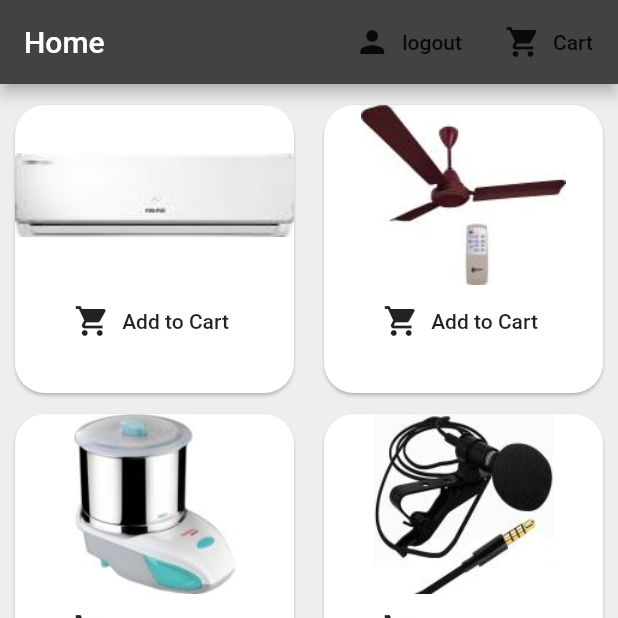
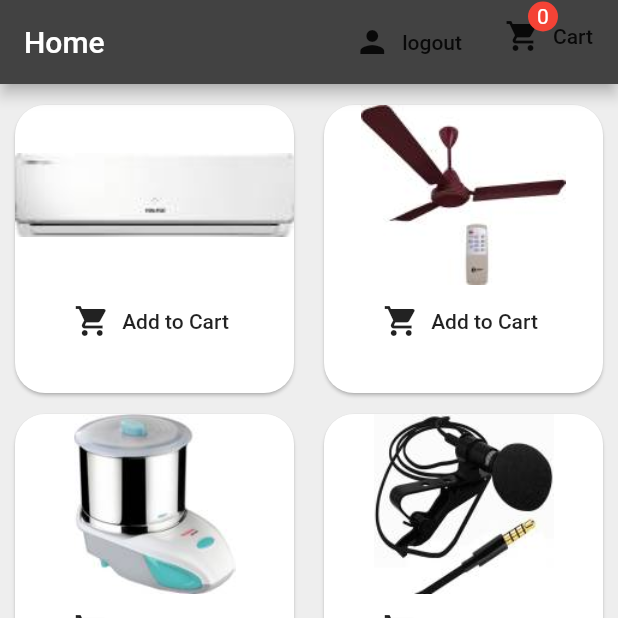
Before and after one commit to NJShah1992/Hello-world, a Flutter app: the screen it shows once a user with an empty profile is signed in, on a phone screen of 412 x 824 dp, the top half of it. Run offline on Flutter 3.47's test engine with Material 2 defaults, Android fonts, the phone set to English and light mode, and no system bars; our stand-ins replace cloud_firestore, firebase_auth, flutter_spinkit; accounts and stored records are empty.

Commit message:
Notification Badge Added

```diff
--- a/lib/screens/home/productlist.dart
+++ b/lib/screens/home/productlist.dart
@@ -4,6 +4,8 @@ import 'package:shop_cart/models/user.dart';
 import 'package:shop_cart/services/auth.dart';
 import 'package:shop_cart/services/database.dart';
 import 'package:shop_cart/models/products.dart';
+import 'package:cloud_firestore/cloud_firestore.dart';
+import 'package:shop_cart/services/database.dart';
 
 class ProductList extends StatefulWidget {
   final Function toggleView1;
@@ -14,67 +16,77 @@ class ProductList extends StatefulWidget {
 }
 
 class _ProductListState extends State<ProductList> {
-  List cart_item = [];
+  //List cart_item = [];
+  List cartProduct = [];
+
   //int inc;
-  final prod_name ='';
+  //final prod_name ='';
   List product_list = [
     {
-  "name":"Split AC",
-  "Picture":"assets/0.jpeg",
-  "Price":25000,
+      "name": "Split AC",
+      "Picture": "assets/0.jpeg",
+      "Price": 25000,
     },
     {
-      "name":"Fan",
-      "Picture":"assets/1.jpeg",
-      "Price":1000,
+      "name": "Fan",
+      "Picture": "assets/1.jpeg",
+      "Price": 1000,
     },
     {
       //"id":"2",
-      "name":"Grinder",
-      "Picture":"assets/2.jpeg",
-      "Price":5000,
+      "name": "Grinder",
+      "Picture": "assets/2.jpeg",
+      "Price": 5000,
     },
     {
       //"id":"3",
-      "name":"Earphone",
-      "Picture":"assets/3.jpeg",
-      "Price":1000,
+      "name": "Earphone",
+      "Picture": "assets/3.jpeg",
+      "Price": 1000,
     },
     {
       //"id":"4",
-      "name":"Watch",
-      "Picture":"assets/4.jpeg",
-      "Price":2500,
+      "name": "Watch",
+      "Picture": "assets/4.jpeg",
+      "Price": 2500,
     },
     {
       //"id":"5",
-      "name":"Toaster",
-      "Picture":"assets/5.jpeg",
-      "Price":4000,
+      "name": "Toaster",
+      "Picture": "assets/5.jpeg",
+      "Price": 4000,
     },
     {
       //"id":"6",
-      "name":"Roti maker",
-      "Picture":"assets/6.jpeg",
-      "Price":3000,
+      "name": "Roti maker",
+      "Picture": "assets/6.jpeg",
+      "Price": 3000,
     },
     {
       //"id":"7",
-      "name":"Sewing machine",
-      "Picture":"assets/7.jpeg",
-      "Price":10000,
+      "name": "Sewing machine",
+      "Picture": "assets/7.jpeg",
+      "Price": 10000,
     },
     {
       //"id":"8",
-      "name":"Refrigerator",
-      "Picture":"assets/8.jpeg",
-      "Price":30000,
+      "name": "Refrigerator",
+      "Picture": "assets/8.jpeg",
+      "Price": 30000,
     },
   ];
   final AuthService _auth = AuthService();
+
   @override
   Widget build(BuildContext context) {
     final user = Provider.of<User>(context);
+    return StreamBuilder(
+      stream: Firestore.instance.collection('products')
+          .document(user.uid)
+          .snapshots(),
+      builder: (context, snapshot) {
+        if (snapshot.hasData) {
+          cartProduct = snapshot.data['Product'];
           return Scaffold(
             backgroundColor: Colors.grey[200],
             appBar: AppBar(
@@ -88,13 +100,39 @@ class _ProductListState extends State<ProductList> {
                     await _auth.signOut();
                   },
                 ),
+                new Stack(
+                  children: <Widget>[
                     FlatButton.icon(
                       icon: Icon(Icons.shopping_cart),
                       label: Text('Cart'),
-            onPressed: (){
+                      onPressed: () {
                         widget.toggleView1();
                       },
+                    ),
+                    Positioned(
+                        right: 40,
+                        top: 1,
+                        child: Container(
+                          padding: EdgeInsets.all(2.0),
+                          decoration: BoxDecoration(
+                            color: Colors.red,
+                            borderRadius: BorderRadius.circular(10),
+                          ),
+                          constraints: BoxConstraints(
+                            minHeight: 20,
+                            minWidth: 20,
+                          ),
+                          child: Text('${cartProduct.length}',
+                            style: TextStyle(
+                              color: Colors.white,
+                              fontSize: 14,
+                            ),
+                            textAlign: TextAlign.center,
+                          ),
                         )
+                    )
+                  ],
+                ),
               ],
             ),
             body: GridView.builder(
@@ -102,17 +140,21 @@ class _ProductListState extends State<ProductList> {
                   crossAxisCount: 2,
                 ),
                 itemCount: product_list.length,
-          itemBuilder: (context,index){
+                itemBuilder: (context, index) {
                   return Padding(
                     padding: EdgeInsets.only(top: 8.0),
                     child: Card(
-                shape: RoundedRectangleBorder(borderRadius:BorderRadius.all(Radius.circular(20.0))),
+                      shape: RoundedRectangleBorder(
+                          borderRadius: BorderRadius.all(
+                              Radius.circular(20.0))),
                       margin: EdgeInsets.fromLTRB(10.0, 6.0, 10.0, 0.0),
                       child: GridTile(
                           child: Column(
                             children: <Widget>[
                               Image.asset('assets/$index.jpeg',
-                        width: 200.0,height: 120.0,fit: BoxFit.contain,),
+                                width: 200.0,
+                                height: 120.0,
+                                fit: BoxFit.contain,),
                               //SizedBox(height: 2.0),
                               //Text(widget.name[index]),
                               //SizedBox(height: 2.0),
@@ -120,7 +162,8 @@ class _ProductListState extends State<ProductList> {
                                 icon: Icon(Icons.shopping_cart),
                                 label: Text('Add to Cart'),
                                 onPressed: () async {
-                            await DatabaseService(uid: user.uid).updateUserData(product_list[index]);
+                                  await DatabaseService(uid: user.uid)
+                                      .updateUserData(product_list[index]);
                                 },
                               )
                             ],
@@ -132,4 +175,10 @@ class _ProductListState extends State<ProductList> {
             ),
           );
         }
+        else {
+          return Container();
         }
+      },
+    );
+  }
+}
```
Lines whose indentation alone changed are shown as unchanged.
